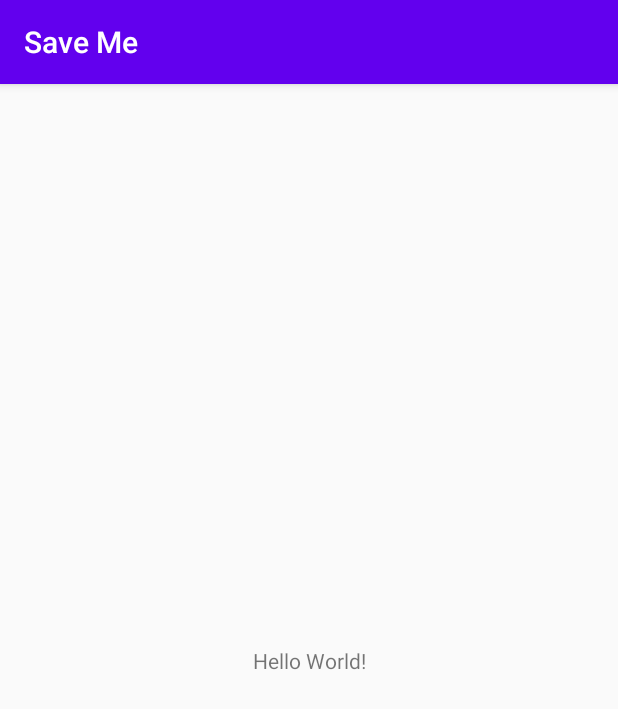
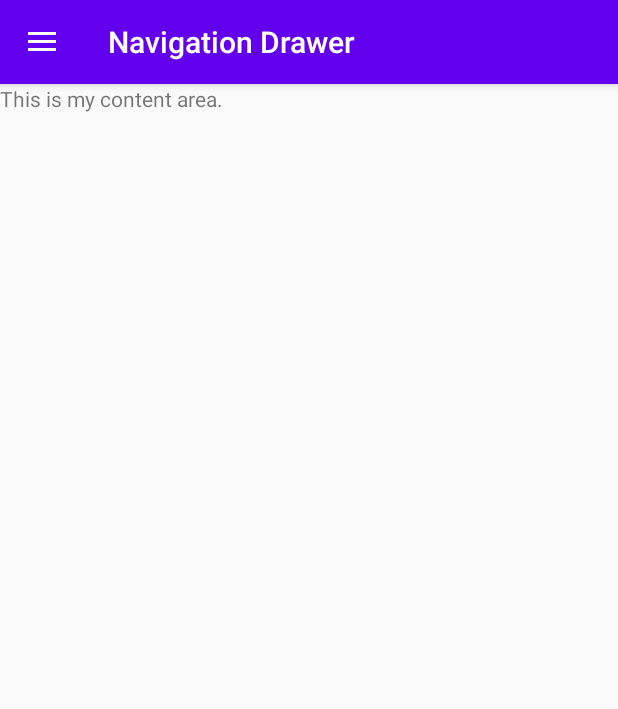
Before and after one commit to buidanhtuan/Save-Me, an Android app: the screen it shows after launch (MainActivity), on a phone screen of 412 x 824 dp. Shown: the top 709 px of the screen. Run offline under Robolectric (Android 15) with nearby library versions, the phone set to English and light mode, and no system bars.

Commit message:
update nav

```diff
--- a/Save Me/app/build.gradle
+++ b/Save Me/app/build.gradle
@@ -33,5 +33,6 @@ dependencies {
     implementation 'androidx.constraintlayout:constraintlayout:1.1.3'
     testImplementation 'junit:junit:4.12'
     androidTestImplementation 'androidx.test.ext:junit:1.1.1'
+    implementation 'com.google.android.material:material:1.1.0'
     androidTestImplementation 'androidx.test.espresso:espresso-core:3.2.0'
 }
--- a/Save Me/app/src/main/AndroidManifest.xml
+++ b/Save Me/app/src/main/AndroidManifest.xml
@@ -9,7 +9,8 @@
         android:roundIcon="@mipmap/ic_launcher_round"
         android:supportsRtl="true"
         android:theme="@style/AppTheme">
-        <activity android:name=".MainActivity">
+        <activity android:name=".MainActivity"
+            android:theme="@style/AppTheme.NoActionBar">
             <intent-filter>
                 <action android:name="android.intent.action.MAIN" />
 
--- a/Save Me/app/src/main/java/com/buidanhtuan/saveme/MainActivity.kt
+++ b/Save Me/app/src/main/java/com/buidanhtuan/saveme/MainActivity.kt
@@ -2,11 +2,57 @@ package com.buidanhtuan.saveme
 
 import androidx.appcompat.app.AppCompatActivity
 import android.os.Bundle
+import android.view.MenuItem
+import android.widget.Toast
+import androidx.appcompat.app.ActionBarDrawerToggle
+import androidx.appcompat.widget.Toolbar
+import androidx.core.view.GravityCompat
+import androidx.drawerlayout.widget.DrawerLayout
+import com.google.android.material.navigation.NavigationView
 
-class MainActivity : AppCompatActivity() {
+class MainActivity : AppCompatActivity(), NavigationView.OnNavigationItemSelectedListener {
 
+
+    lateinit var toolbar: Toolbar
+    lateinit var drawerLayout: DrawerLayout
+    lateinit var navView: NavigationView
     override fun onCreate(savedInstanceState: Bundle?) {
         super.onCreate(savedInstanceState)
         setContentView(R.layout.activity_main)
+
+        toolbar = findViewById(R.id.toolbar)
+        setSupportActionBar(toolbar)
+
+        drawerLayout = findViewById(R.id.drawer_layout)
+        navView = findViewById(R.id.nav_view)
+
+        val toggle = ActionBarDrawerToggle(
+            this, drawerLayout, toolbar, 0, 0
+        )
+        drawerLayout.addDrawerListener(toggle)
+        toggle.syncState()
+        navView.setNavigationItemSelectedListener(this)
+    }
+
+    override fun onNavigationItemSelected(item: MenuItem): Boolean {
+        when (item.itemId) {
+            R.id.nav_profile -> {
+                Toast.makeText(this, "Profile clicked", Toast.LENGTH_SHORT).show()
+            }
+            R.id.nav_messages -> {
+                Toast.makeText(this, "Messages clicked", Toast.LENGTH_SHORT).show()
+            }
+            R.id.nav_friends -> {
+                Toast.makeText(this, "Friends clicked", Toast.LENGTH_SHORT).show()
+            }
+            R.id.nav_update -> {
+                Toast.makeText(this, "Update clicked", Toast.LENGTH_SHORT).show()
+            }
+            R.id.nav_logout -> {
+                Toast.makeText(this, "Sign out clicked", Toast.LENGTH_SHORT).show()
+            }
+        }
+        drawerLayout.closeDrawer(GravityCompat.START)
+        return true
     }
 }
--- /dev/null
+++ b/Save Me/app/src/main/res/drawable/ic.xml
@@ -0,0 +1,9 @@
+<vector xmlns:android="http://schemas.android.com/apk/res/android"
+        android:width="24dp"
+        android:height="24dp"
+        android:viewportWidth="24.0"
+        android:viewportHeight="24.0">
+    <path
+        android:fillColor="#FF000000"
+        android:pathData="M6,18c0,0.55 0.45,1 1,1h1v3.5c0,0.83 0.67,1.5 1.5,1.5s1.5,-0.67 1.5,-1.5L11,19h2v3.5c0,0.83 0.67,1.5 1.5,1.5s1.5,-0.67 1.5,-1.5L16,19h1c0.55,0 1,-0.45 1,-1L18,8L6,8v10zM3.5,8C2.67,8 2,8.67 2,9.5v7c0,0.83 0.67,1.5 1.5,1.5S5,17.33 5,16.5v-7C5,8.67 4.33,8 3.5,8zM20.5,8c-0.83,0 -1.5,0.67 -1.5,1.5v7c0,0.83 0.67,1.5 1.5,1.5s1.5,-0.67 1.5,-1.5v-7c0,-0.83 -0.67,-1.5 -1.5,-1.5zM15.53,2.16l1.3,-1.3c0.2,-0.2 0.2,-0.51 0,-0.71 -0.2,-0.2 -0.51,-0.2 -0.71,0l-1.48,1.48C13.85,1.23 12.95,1 12,1c-0.96,0 -1.86,0.23 -2.66,0.63L7.85,0.15c-0.2,-0.2 -0.51,-0.2 -0.71,0 -0.2,0.2 -0.2,0.51 0,0.71l1.31,1.31C6.97,3.26 6,5.01 6,7h12c0,-1.99 -0.97,-3.75 -2.47,-4.84zM10,5L9,5L9,4h1v1zM15,5h-1L14,4h1v1z"/>
+</vector>
--- a/Save Me/app/src/main/res/layout/activity_main.xml
+++ b/Save Me/app/src/main/res/layout/activity_main.xml
@@ -1,18 +1,26 @@
 <?xml version="1.0" encoding="utf-8"?>
-<androidx.constraintlayout.widget.ConstraintLayout xmlns:android="http://schemas.android.com/apk/res/android"
+<androidx.drawerlayout.widget.DrawerLayout
+    xmlns:android="http://schemas.android.com/apk/res/android"
     xmlns:app="http://schemas.android.com/apk/res-auto"
     xmlns:tools="http://schemas.android.com/tools"
+    android:id="@+id/drawer_layout"
     android:layout_width="match_parent"
     android:layout_height="match_parent"
-    tools:context=".MainActivity">
+    android:fitsSystemWindows="true"
+    tools:openDrawer="start">
 
-    <TextView
+    <include
+        layout="@layout/layout_content_nav"
+        android:layout_width="match_parent"
+        android:layout_height="match_parent"/>
+
+    <com.google.android.material.navigation.NavigationView
+        android:id="@+id/nav_view"
         android:layout_width="wrap_content"
-        android:layout_height="wrap_content"
-        android:text="Hello World!"
-        app:layout_constraintBottom_toBottomOf="parent"
-        app:layout_constraintLeft_toLeftOf="parent"
-        app:layout_constraintRight_toRightOf="parent"
-        app:layout_constraintTop_toTopOf="parent" />
+        android:layout_height="match_parent"
+        android:layout_gravity="start"
+        android:fitsSystemWindows="true"
+        app:headerLayout="@layout/layout_header_nav"
+        app:menu="@menu/nav_menu"/>
 
-</androidx.constraintlayout.widget.ConstraintLayout>
+</androidx.drawerlayout.widget.DrawerLayout>
--- /dev/null
+++ b/Save Me/app/src/main/res/layout/layout_content_nav.xml
@@ -0,0 +1,46 @@
+<?xml version="1.0" encoding="utf-8"?>
+<LinearLayout xmlns:android="http://schemas.android.com/apk/res/android"
+    xmlns:app="http://schemas.android.com/apk/res-auto"
+    android:orientation="vertical"
+    android:layout_width="match_parent"
+    android:layout_height="match_parent">
+
+    <com.google.android.material.appbar.AppBarLayout
+        android:layout_height="wrap_content"
+        android:layout_width="match_parent"
+        android:theme="@style/ThemeOverlay.AppCompat.Dark.ActionBar">
+
+        <androidx.appcompat.widget.Toolbar
+            android:id="@+id/toolbar"
+            android:layout_width="match_parent"
+            android:layout_height="?attr/actionBarSize"
+            android:background="?attr/colorPrimary"
+            app:popupTheme="@style/ThemeOverlay.AppCompat.Light">
+            <LinearLayout
+                android:layout_width="match_parent"
+                android:layout_height="match_parent"
+                android:orientation="horizontal"
+                android:gravity="center_vertical">
+                <TextView
+                    android:layout_width="wrap_content"
+                    android:layout_height="wrap_content"
+                    android:text="Navigation Drawer"
+                    android:textColor="#FFFFFF"
+                    style="@style/TextAppearance.AppCompat.Widget.ActionBar.Title"/>
+            </LinearLayout>
+        </androidx.appcompat.widget.Toolbar>
+
+    </com.google.android.material.appbar.AppBarLayout>
+
+
+    <LinearLayout
+        android:layout_width="match_parent"
+        android:layout_height="match_parent"
+        android:orientation="vertical">
+        <TextView
+            android:layout_width="wrap_content"
+            android:layout_height="wrap_content"
+            android:text="This is my content area."/>
+    </LinearLayout>
+
+</LinearLayout>
--- /dev/null
+++ b/Save Me/app/src/main/res/layout/layout_header_nav.xml
@@ -0,0 +1,33 @@
+<?xml version="1.0" encoding="utf-8"?>
+<LinearLayout
+    xmlns:android="http://schemas.android.com/apk/res/android"
+    xmlns:app="http://schemas.android.com/apk/res-auto"
+    android:layout_width="match_parent"
+    android:layout_height="200dp"
+    android:background="#4CAF50"
+    android:orientation="vertical"
+    android:gravity="bottom"
+    android:paddingLeft="15dp"
+    android:paddingBottom="15dp">
+
+    <ImageView
+        android:layout_width="wrap_content"
+        android:layout_height="wrap_content"
+        app:srcCompat="@mipmap/ic_launcher"
+        android:id="@+id/imageView"
+        android:layout_marginBottom="15dp"/>
+
+    <TextView
+        android:layout_width="match_parent"
+        android:layout_height="wrap_content"
+        android:text="Title"
+        android:textColor="#FFFFFF"
+        android:textStyle="bold"/>
+
+    <TextView
+        android:layout_width="wrap_content"
+        android:layout_height="wrap_content"
+        android:text="This is our navigation drawer"
+        android:textColor="#FFFFFF"/>
+
+</LinearLayout>
--- /dev/null
+++ b/Save Me/app/src/main/res/menu/nav_menu.xml
@@ -0,0 +1,32 @@
+<?xml version="1.0" encoding="utf-8"?>
+<menu xmlns:android="http://schemas.android.com/apk/res/android">
+
+    <group>
+        <item
+            android:id="@+id/nav_profile"
+            android:icon="@drawable/ic"
+            android:title="Profile"/>
+        <item
+            android:id="@+id/nav_messages"
+            android:icon="@drawable/ic"
+            android:title="Messages"/>
+        <item
+            android:id="@+id/nav_friends"
+            android:icon="@drawable/ic"
+            android:title="Friends"/>
+    </group>
+
+
+    <item android:title="Account Settings">
+        <menu>
+            <item
+                android:id="@+id/nav_update"
+                android:icon="@drawable/ic"
+                android:title="Update Profile"/>
+            <item
+                android:id="@+id/nav_logout"
+                android:icon="@drawable/ic"
+                android:title="Sign Out"/>
+        </menu>
+    </item>
+</menu>
--- /dev/null
+++ b/Save Me/app/src/main/res/values/dimens.xml
@@ -0,0 +1,5 @@
+<resources>
+    <!-- Default screen margins, per the Android Design guidelines. -->
+    <dimen name="activity_horizontal_margin">16dp</dimen>
+    <dimen name="activity_vertical_margin">16dp</dimen>
+</resources>
--- a/Save Me/app/src/main/res/values/styles.xml
+++ b/Save Me/app/src/main/res/values/styles.xml
@@ -7,5 +7,9 @@
         <item name="colorPrimaryDark">@color/colorPrimaryDark</item>
         <item name="colorAccent">@color/colorAccent</item>
     </style>
+    <style name="AppTheme.NoActionBar">
+        <item name="windowActionBar">false</item>
+        <item name="windowNoTitle">true</item>
+    </style>
 
 </resources>
```
